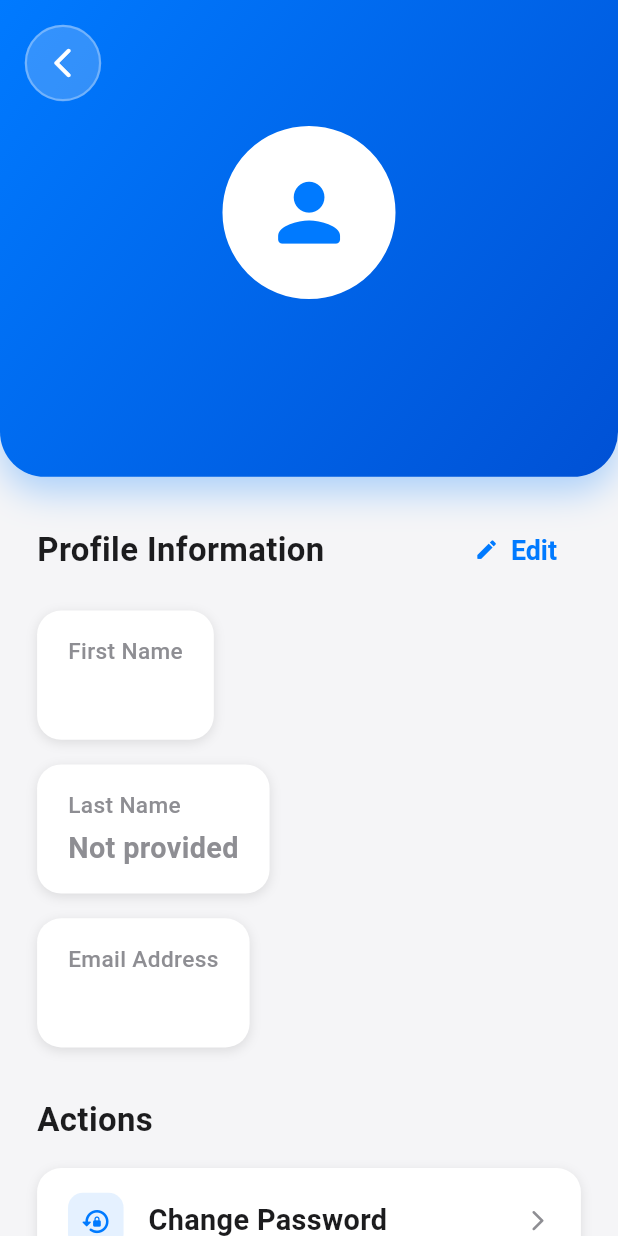
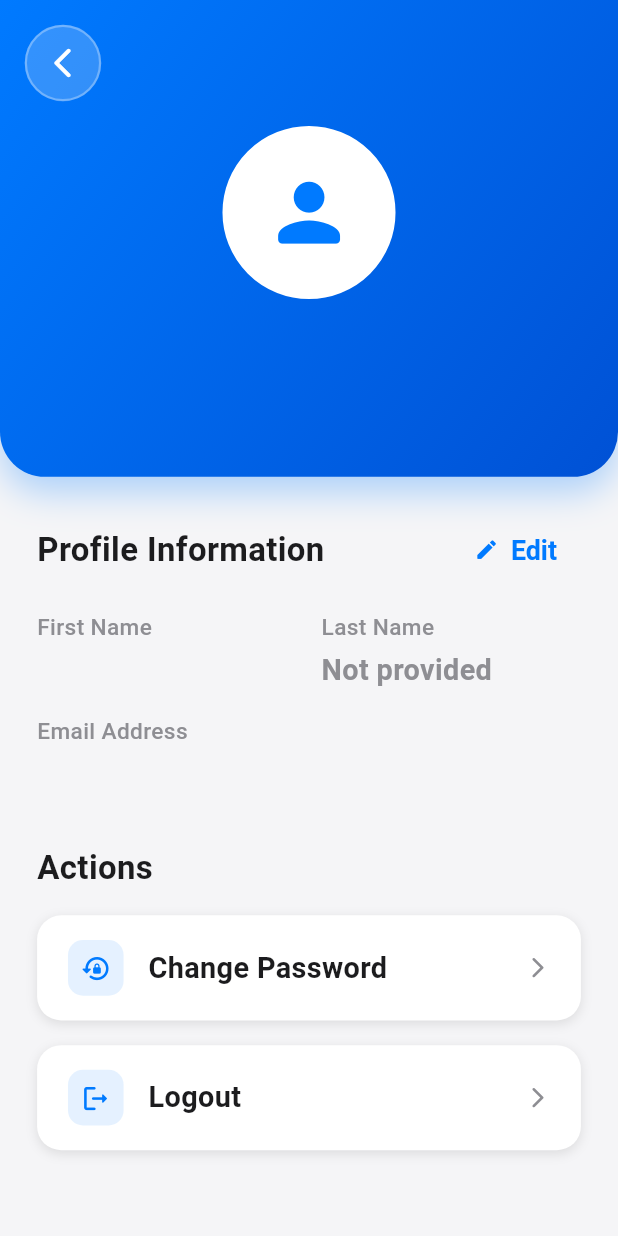
Before and after one commit to chirag640/todo-app, a Flutter app: the ProfilePage screen opened by its route, on a phone screen of 412 x 824 dp. Run offline on Flutter 3.47's test engine with Material 3 defaults, Android fonts, the phone set to English and light mode, and no system bars; our stand-ins replace connectivity_plus, dio, equatable, firebase_core, firebase_messaging, flutter_bloc and 9 more; accounts and stored records are empty; network calls fail.

```diff
--- a/lib/features/home/presentation/pages/home_page.dart
+++ b/lib/features/home/presentation/pages/home_page.dart
@@ -510,24 +510,26 @@ class _HomePageState extends State<HomePage> {
       body: BlocListener<TaskBloc, TaskState>(
         listener: (context, state) {
           // Show snackbar for operation success
-          if (state is TaskOperationSuccess) {
-            ScaffoldMessenger.of(context).showSnackBar(
+          if (state is TaskOperationSuccess && mounted) {
+            ScaffoldMessenger.of(context)
+              ..clearSnackBars()
+              ..showSnackBar(
                 SnackBar(
                   content: Text(state.message),
                   backgroundColor: AppColors.success,
-                behavior: SnackBarBehavior.floating,
                   duration: const Duration(seconds: 2),
                 ),
               );
           }
 
           // Show snackbar for errors
-          if (state is TaskError) {
-            ScaffoldMessenger.of(context).showSnackBar(
+          if (state is TaskError && mounted) {
+            ScaffoldMessenger.of(context)
+              ..clearSnackBars()
+              ..showSnackBar(
                 SnackBar(
                   content: Text(state.message),
                   backgroundColor: AppColors.error,
-                behavior: SnackBarBehavior.floating,
                   duration: const Duration(seconds: 3),
                 ),
               );
--- a/lib/features/profile/presentation/pages/profile_page.dart
+++ b/lib/features/profile/presentation/pages/profile_page.dart
@@ -505,25 +505,13 @@ class _ProfilePageState extends State<ProfilePage> {
 
                             SizedBox(height: 2.h),
 
-                            // First Name Field
-                            Container(
-                              padding: EdgeInsets.symmetric(
-                                horizontal: 5.w,
-                                vertical: 2.h,
-                              ),
-                              decoration: BoxDecoration(
-                                color: AppColors.white,
-                                borderRadius: BorderRadius.circular(16),
-                                boxShadow: [
-                                  BoxShadow(
-                                    color: AppColors.shadow,
-                                    blurRadius: 6,
-                                    offset: Offset(0, 2),
-                                  ),
-                                ],
-                              ),
+                            // First Name and Last Name in Row
+                            Row(
+                              children: [
+                                Expanded(
                                   child: Column(
-                                crossAxisAlignment: CrossAxisAlignment.start,
+                                    crossAxisAlignment:
+                                        CrossAxisAlignment.start,
                                     children: [
                                       Text(
                                         'First Name',
@@ -545,7 +533,10 @@ class _ProfilePageState extends State<ProfilePage> {
                                               decoration: InputDecoration(
                                                 border: InputBorder.none,
                                                 isDense: true,
-                                            contentPadding: EdgeInsets.zero,
+                                                contentPadding:
+                                                    EdgeInsets.symmetric(
+                                                        vertical: 1.h,
+                                                        horizontal: 3.w),
                                               ),
                                             )
                                           : Text(
@@ -559,28 +550,13 @@ class _ProfilePageState extends State<ProfilePage> {
                                     ],
                                   ),
                                 ),
-
-                            SizedBox(height: 2.h),
+                                SizedBox(width: 4.w),
 
                                 // Last Name Field
-                            Container(
-                              padding: EdgeInsets.symmetric(
-                                horizontal: 5.w,
-                                vertical: 2.h,
-                              ),
-                              decoration: BoxDecoration(
-                                color: AppColors.white,
-                                borderRadius: BorderRadius.circular(16),
-                                boxShadow: [
-                                  BoxShadow(
-                                    color: AppColors.shadow,
-                                    blurRadius: 6,
-                                    offset: Offset(0, 2),
-                                  ),
-                                ],
-                              ),
+                                Expanded(
                                   child: Column(
-                                crossAxisAlignment: CrossAxisAlignment.start,
+                                    crossAxisAlignment:
+                                        CrossAxisAlignment.start,
                                     children: [
                                       Text(
                                         'Last Name',
@@ -602,7 +578,10 @@ class _ProfilePageState extends State<ProfilePage> {
                                               decoration: InputDecoration(
                                                 border: InputBorder.none,
                                                 isDense: true,
-                                            contentPadding: EdgeInsets.zero,
+                                                contentPadding:
+                                                    EdgeInsets.symmetric(
+                                                        vertical: 1.h,
+                                                        horizontal: 3.w),
                                               ),
                                             )
                                           : Text(
@@ -612,8 +591,8 @@ class _ProfilePageState extends State<ProfilePage> {
                                               style: TextStyle(
                                                 fontSize: 14.sp,
                                                 fontWeight: FontWeight.w600,
-                                            color:
-                                                _lastNameController.text.isEmpty
+                                                color: _lastNameController
+                                                        .text.isEmpty
                                                     ? AppColors.textSecondary
                                                     : AppColors.textPrimary,
                                               ),
@@ -621,27 +600,13 @@ class _ProfilePageState extends State<ProfilePage> {
                                     ],
                                   ),
                                 ),
+                              ],
+                            ),
 
                             SizedBox(height: 2.h),
 
                             // Email Field
-                            Container(
-                              padding: EdgeInsets.symmetric(
-                                horizontal: 5.w,
-                                vertical: 2.h,
-                              ),
-                              decoration: BoxDecoration(
-                                color: AppColors.white,
-                                borderRadius: BorderRadius.circular(16),
-                                boxShadow: [
-                                  BoxShadow(
-                                    color: AppColors.shadow,
-                                    blurRadius: 6,
-                                    offset: Offset(0, 2),
-                                  ),
-                                ],
-                              ),
-                              child: Column(
+                            Column(
                               crossAxisAlignment: CrossAxisAlignment.start,
                               children: [
                                 Text(
@@ -666,7 +631,8 @@ class _ProfilePageState extends State<ProfilePage> {
                                         decoration: InputDecoration(
                                           border: InputBorder.none,
                                           isDense: true,
-                                            contentPadding: EdgeInsets.zero,
+                                          contentPadding: EdgeInsets.symmetric(
+                                              vertical: 1.h, horizontal: 3.w),
                                         ),
                                       )
                                     : Text(
@@ -678,7 +644,6 @@ class _ProfilePageState extends State<ProfilePage> {
                                         ),
                                       ),
                               ],
-                              ),
                             ),
 
                             SizedBox(height: 4.h),
```
Also changed, not shown: 1 other file. Lines whose indentation alone changed are shown as unchanged.
